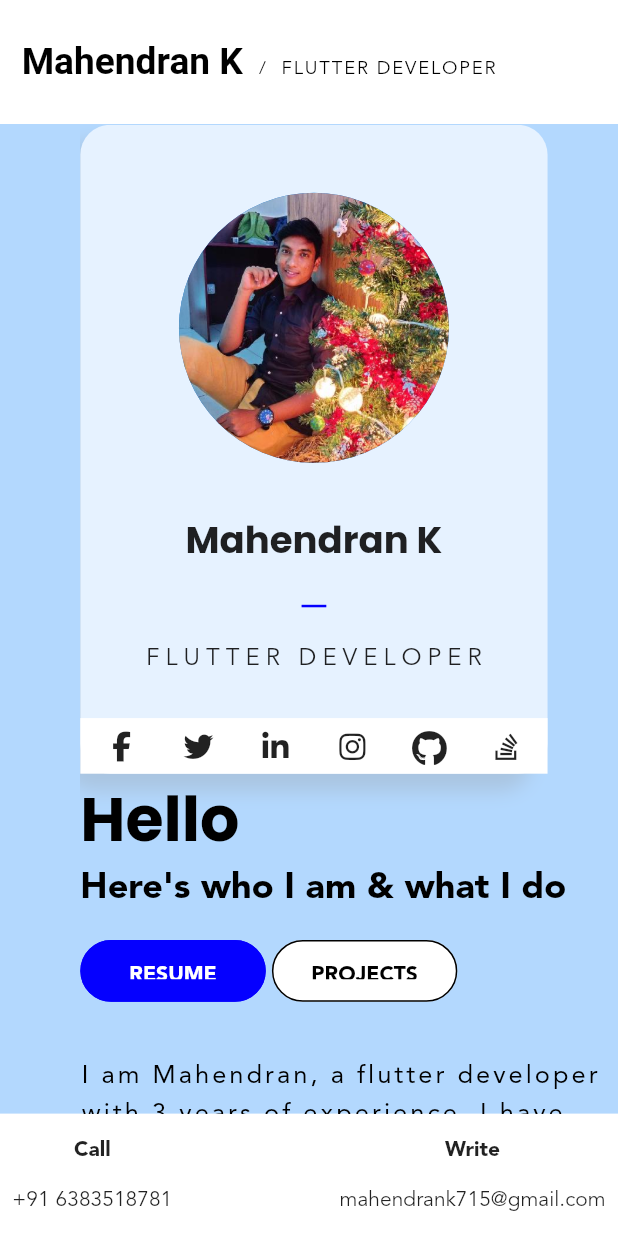
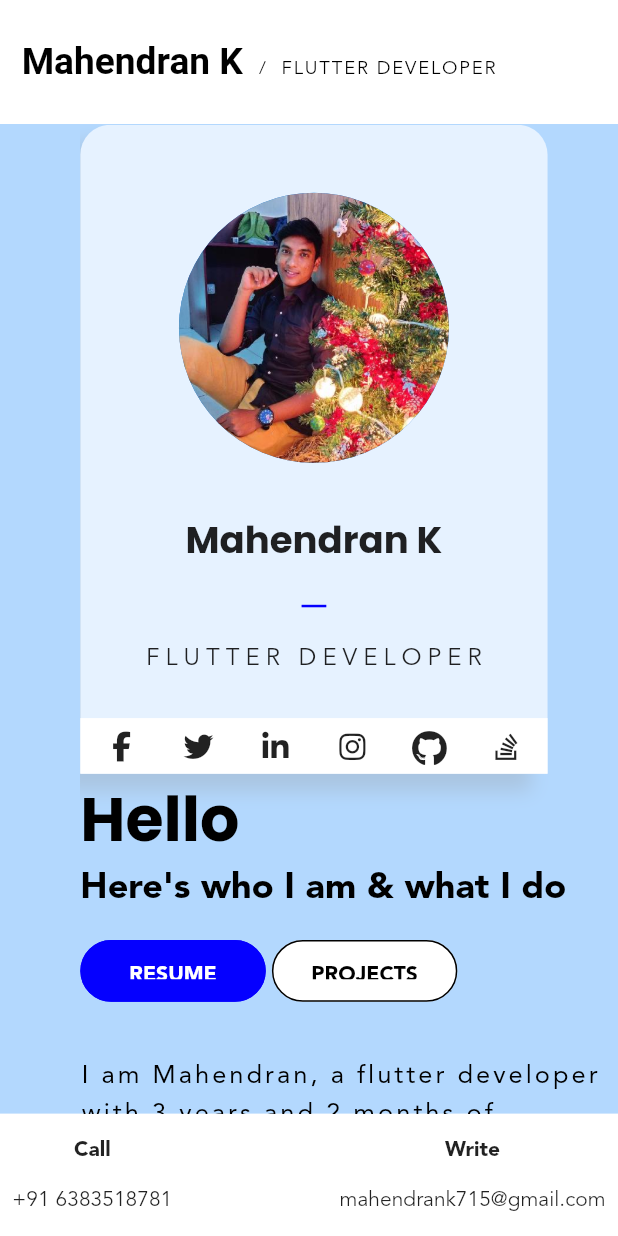
Before and after one commit to mahee510/myportfolio, a Flutter app: the screen it shows after launch, scrolled down 164 dp, on a phone screen of 412 x 824 dp. Run offline on Flutter 3.47's test engine with Material 2 defaults, Android fonts, the phone set to English and light mode, and no system bars; drawn by our look-alikes of animated_text_kit; our stand-ins replace animate_do, font_awesome_flutter.

Commit message:
Update about_me.dart

```diff
--- a/lib/about_me.dart
+++ b/lib/about_me.dart
@@ -23,12 +23,19 @@ class _AboutMeState extends State<AboutMe> {
 
   Color btn2border = AppColors.black;
 
+  String year = (DateTime.now().difference(DateTime(2019, 05, 20)).inDays / 365)
+      .toStringAsFixed(1)
+      .split('.')[0];
+
+  String month =
+      (DateTime.now().difference(DateTime(2019, 05, 20, 10, 30)).inDays / 365)
+          .toStringAsFixed(1)
+          .split('.')[1];
+
   @override
   void initState() {
     super.initState();
   }
-
-  int year = (DateTime.now().year - 2019);
 
   onBtn1Hover(bool value) {
     setState(() {
@@ -74,10 +81,12 @@ class _AboutMeState extends State<AboutMe> {
               child: Container(
                 height: widget.size.height * 0.525,
                 width: widget.size.height * 0.378,
-                decoration: BoxDecoration(
-                  borderRadius: BorderRadius.circular(20),
+                decoration: const BoxDecoration(
+                  borderRadius: BorderRadius.only(
+                      topLeft: Radius.circular(20),
+                      topRight: Radius.circular(20)),
                   color: AppColors.basicLightColor,
-                  boxShadow: const [
+                  boxShadow: [
                     BoxShadow(
                       blurRadius: 10,
                       color: AppColors.shadow,
@@ -251,7 +260,7 @@ class _AboutMeState extends State<AboutMe> {
                   child: AnimatedTextKit(
                     animatedTexts: [
                       TypewriterAnimatedText(
-                        "I am Mahendran, a flutter developer with $year years of experience. I have good exposure to creating mobile applications and am involved in all phases of the projects. \nI'll assist you with several updates for various platforms. By considering your requirements, I'll try to give the best and most creative solution.",
+                        "I am Mahendran, a flutter developer with $year years and $month months of experience. I have good exposure to creating mobile applications and am involved in all phases of the projects. \nI'll assist you with several updates for various platforms. By considering your requirements, I'll try to give the best and most creative solution.",
                         speed: const Duration(milliseconds: 30),
                         textStyle: const TextStyle(
                           fontFamily: "Avenir",
```
